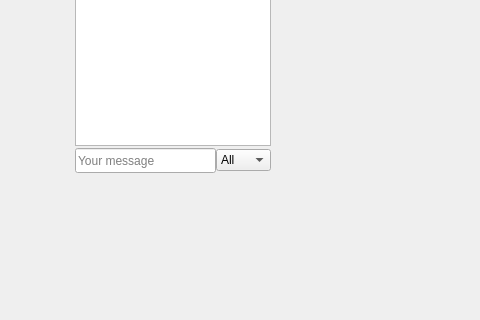
First picture: the form in client/base/interface/BaseWindow.ui, repository alphaonex86/CatchChallenger, before the edit; both pictures show x 227 to 707 and y 181 to 501 of the 800 by 600 pixel window.
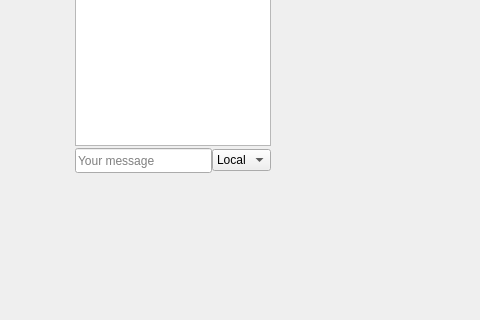
Second picture: the form after the edit. The open tabs and pages were chosen to show the change. Icons and pictures are not drawn.

Commit message: [Add] Local chat (client,server)

```diff
--- a/client/base/interface/BaseWindow.ui
+++ b/client/base/interface/BaseWindow.ui
@@ -244,11 +244,19 @@
                 </item>
                 <item>
                  <widget class="QComboBox" name="comboBox_chat_type">
+                  <property name="currentIndex">
+                   <number>1</number>
+                  </property>
                   <item>
                    <property name="text">
                     <string>All</string>
                    </property>
                   </item>
+                  <item>
+                   <property name="text">
+                    <string>Local</string>
+                   </property>
+                  </item>
                   <item>
                    <property name="text">
                     <string>Clan</string>
```
Left out of the diff: 2 changed lines with no effect on the pictures. The commit also changes 23 other files.
